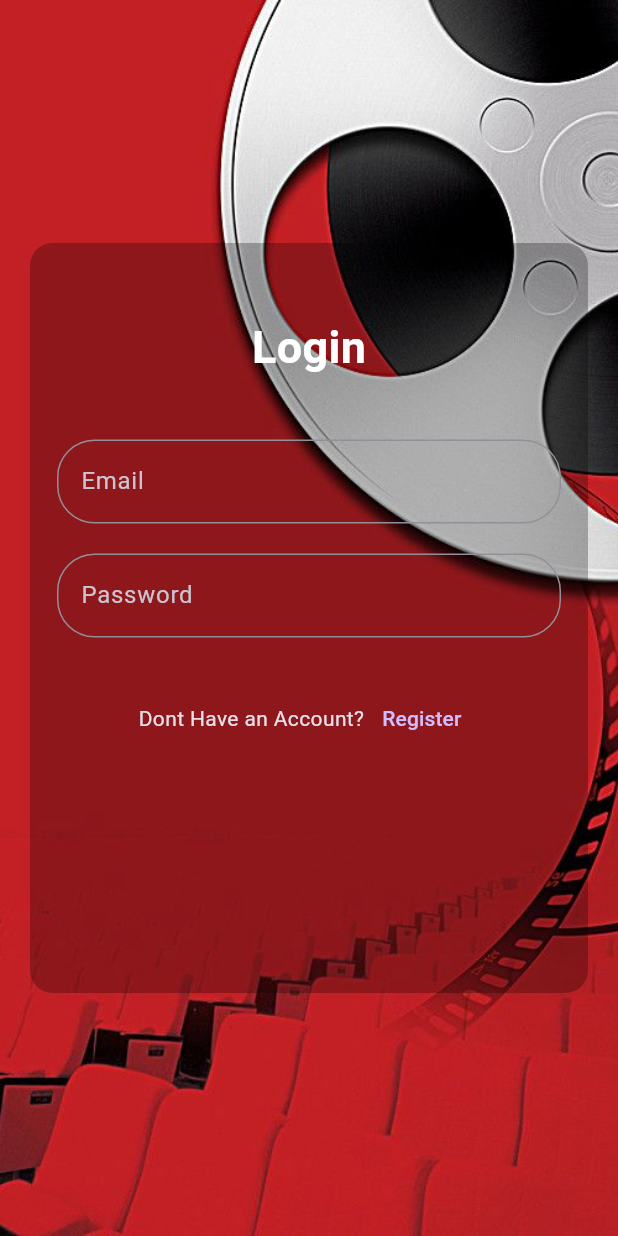
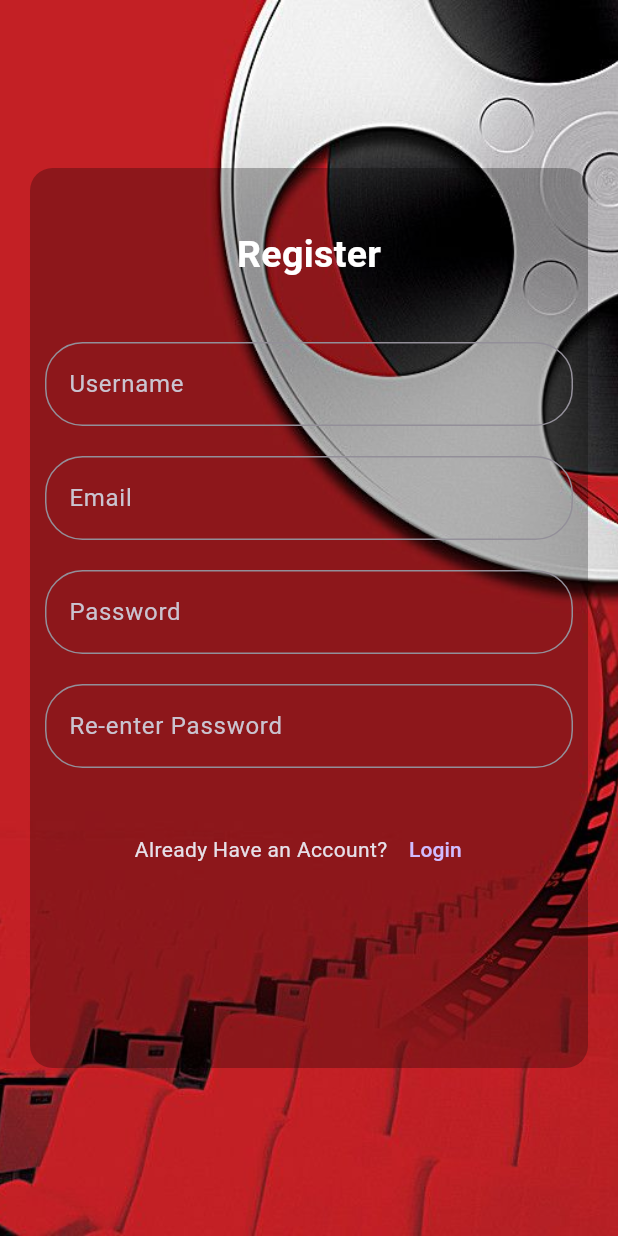
Before and after one commit to AbdullahUsman07/Movie-App, a Flutter app: the screen it shows after launch, on a phone screen of 412 x 824 dp. Run offline on Flutter 3.47's test engine with Material 3 defaults, Android fonts, the phone set to English and light mode, and no system bars; our stand-ins replace fluttertoast, google_fonts, localstorage; missing offline and left inert: tmdb_api.

Commit message:
feat: Register Screen Added

```diff
--- a/lib/main.dart
+++ b/lib/main.dart
@@ -5,6 +5,7 @@ import 'package:localstorage/localstorage.dart';
 import 'package:movie_app/provider/tv-movie-provider.dart';
 import 'package:movie_app/screens/homescreen.dart';
 import 'package:movie_app/screens/openingpage.dart';
+import 'package:movie_app/screens/registerScreen.dart';
 import 'package:provider/provider.dart';
 
 Future<void> main()async{
@@ -28,7 +29,7 @@ class MyApp extends StatelessWidget {
         theme: ThemeData(
           brightness: Brightness.dark,
         ),
-        home:LoginScreen(),
+        home: RegisterScreen(),
       ),
     );
   }
--- /dev/null
+++ b/lib/screens/registerScreen.dart
@@ -0,0 +1,76 @@
+
+
+import 'package:flutter/material.dart';
+import 'package:movie_app/utlis/text.dart';
+import 'package:movie_app/widgets/CustomInputFeild.dart';
+
+class RegisterScreen extends StatefulWidget {
+  const RegisterScreen({super.key});
+
+  @override
+  State<RegisterScreen> createState() => _RegisterScreenState();
+}
+
+class _RegisterScreenState extends State<RegisterScreen> {
+  final _namecontroller = TextEditingController();
+  final _emailcontroller = TextEditingController();
+  final _passwordcontroller = TextEditingController();
+  final _recheckcontroller = TextEditingController();
+
+  @override
+  void dispose() {
+    super.dispose();
+    _namecontroller.dispose();
+    _emailcontroller.dispose();
+    _passwordcontroller.dispose();
+    _recheckcontroller.dispose();
+  }
+  @override
+  Widget build(BuildContext context) {
+    return Scaffold(
+      body: Container(
+        height: double.infinity,
+        width: double.infinity,
+        decoration: BoxDecoration(
+          image: DecorationImage(
+            fit: BoxFit.cover,
+            image: AssetImage('assets/images/bg-image.jpg')),
+        ),
+        child: Center(
+          child: Padding(
+            padding: const EdgeInsets.all(20),
+            child: Container(
+              padding: EdgeInsets.all(10),
+              height: 600,
+              width: double.infinity,
+              decoration: BoxDecoration(
+                color: Colors.black.withAlpha(70),
+                borderRadius: BorderRadius.circular(15.0),
+              ),
+              child: Column(
+                children: [
+                  const SizedBox(height: 30,),
+                  Text('Register',style: TextStyle(color: Colors.white,fontSize: 25,fontWeight: FontWeight.bold),),
+                  const SizedBox(height: 40,),
+                  CustomFormFeild(title: 'Username', controller: _namecontroller),
+                  const SizedBox(height: 20,),
+                  CustomFormFeild(title: 'Email', controller: _emailcontroller),
+                  const SizedBox(height: 20,),
+                  CustomFormFeild(title: 'Password', controller: _passwordcontroller),
+                  const SizedBox(height: 20,),
+                  CustomFormFeild(title: 'Re-enter Password', controller: _recheckcontroller),
+                  const SizedBox(height: 30,),
+                  Row(
+                    mainAxisAlignment: MainAxisAlignment.center,
+                    children: [
+                      Text('Already Have an Account?'),
+                      TextButton(onPressed: (){}, child: const Text('Login')),
+                    ],)
+                ],
+              ),
+            ),),
+        ),
+      ),
+    );
+  }
+}
```
